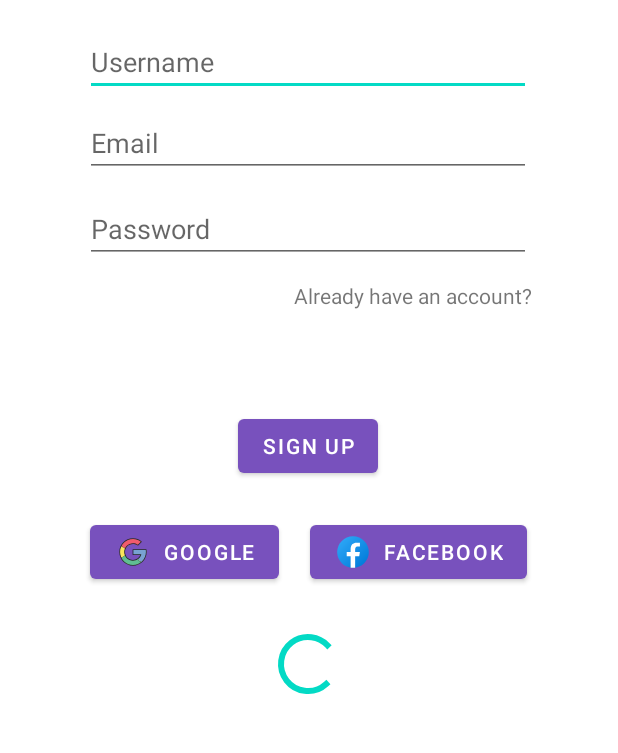
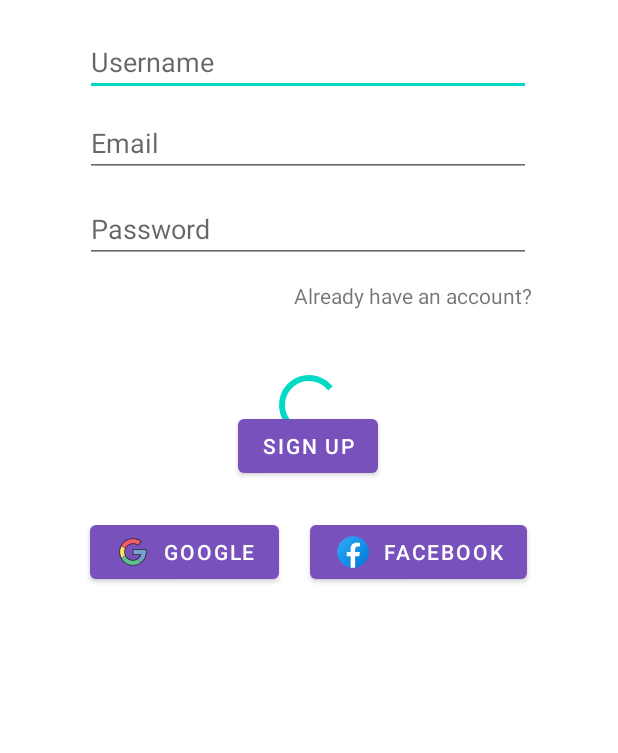
Before and after one commit to Andreasgdp/Android-course, an Android app: the layout activity_sign_up.xml on its own in the app's theme, with its tools: preview values and no code run, on a phone screen of 412 x 824 dp, the part 213-966 px from its top. Run offline under Robolectric (Android 15) with nearby library versions, the phone set to English and light mode, and no system bars.

Commit message:
moved loading animation to center of screen

```diff
--- a/Project Messaging App/Chat/app/src/main/res/layout/activity_sign_up.xml
+++ b/Project Messaging App/Chat/app/src/main/res/layout/activity_sign_up.xml
@@ -127,15 +127,16 @@
             android:layout_weight="1"
             android:text="@string/text_sign_up"
             android:textAlignment="viewEnd" />
+
     </LinearLayout>
 
     <ProgressBar
         android:id="@+id/loadingBar"
         android:layout_width="wrap_content"
         android:layout_height="wrap_content"
-        android:layout_marginTop="16dp"
+        app:layout_constraintBottom_toBottomOf="parent"
         app:layout_constraintEnd_toEndOf="parent"
-        app:layout_constraintHorizontal_bias="0.498"
         app:layout_constraintStart_toStartOf="parent"
-        app:layout_constraintTop_toBottomOf="@+id/linearLayout2" />
+        app:layout_constraintTop_toTopOf="parent" />
+
 </androidx.constraintlayout.widget.ConstraintLayout>
```
